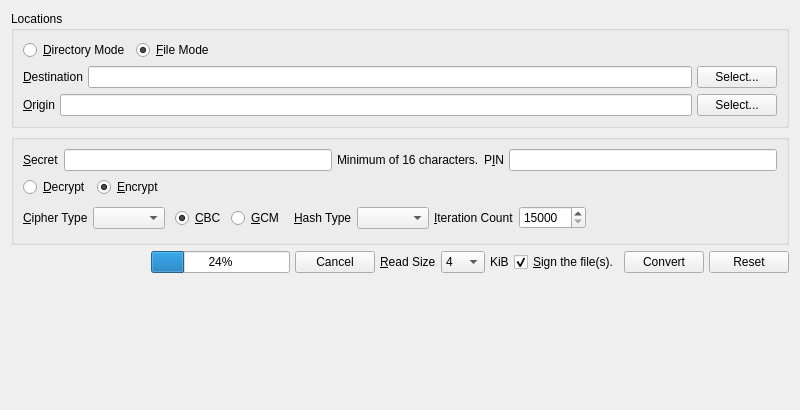
Qt form branches/trunk/UI/spot-on-encryptfile-page.ui (textbrowser/spot-on) before a commit.
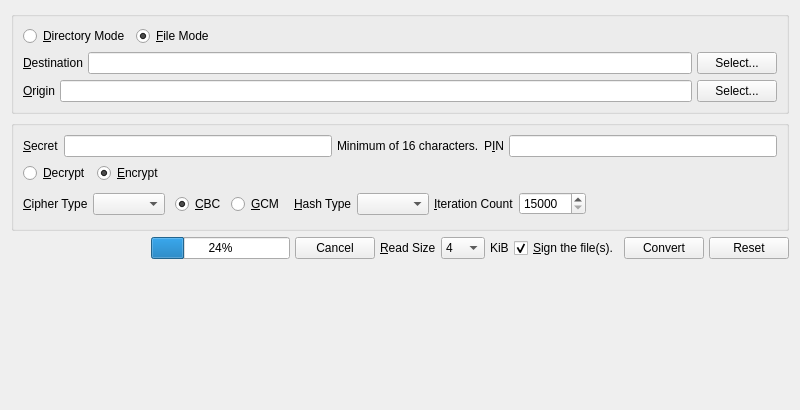
The same form after that commit.

What changed in the file:
```diff
--- a/branches/trunk/UI/spot-on-encryptfile-page.ui
+++ b/branches/trunk/UI/spot-on-encryptfile-page.ui
@@ -16,9 +16,6 @@
   <layout class="QVBoxLayout" name="verticalLayout_2">
    <item>
     <widget class="QGroupBox" name="groupBox">
-     <property name="title">
-      <string>Locations</string>
-     </property>
      <layout class="QVBoxLayout" name="verticalLayout">
       <item>
        <layout class="QHBoxLayout" name="horizontalLayout_4">
@@ -119,9 +116,6 @@
    </item>
    <item>
     <widget class="QGroupBox" name="groupBox_2">
-     <property name="title">
-      <string/>
-     </property>
      <layout class="QVBoxLayout" name="verticalLayout_3">
       <item>
        <layout class="QHBoxLayout" name="horizontalLayout_2">
```
